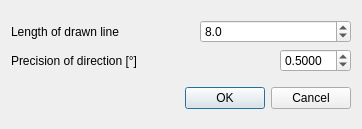
The window that ui/ui_place_direction.ui (3nids/intersectit) describes before a commit, drawn with Qt 5.
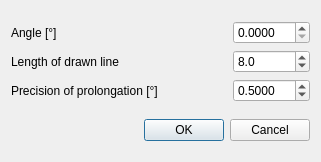
The same window after the commit.

Commit message: can specify angle of direction

```diff
--- a/ui/ui_place_direction.ui
+++ b/ui/ui_place_direction.ui
@@ -6,25 +6,25 @@
    <rect>
     <x>0</x>
     <y>0</y>
-    <width>362</width>
-    <height>129</height>
+    <width>321</width>
+    <height>162</height>
    </rect>
   </property>
   <property name="windowTitle">
    <string>Place direction</string>
   </property>
   <layout class="QGridLayout" name="gridLayout">
-   <item row="2" column="0" colspan="3">
+   <item row="4" column="0" colspan="3">
     <widget class="QLabel" name="label_4">
      <property name="enabled">
       <bool>true</bool>
      </property>
      <property name="text">
-      <string>Precision of direction [°]</string>
+      <string>Precision of prolongation [°]</string>
      </property>
     </widget>
    </item>
-   <item row="5" column="0">
+   <item row="7" column="0">
     <spacer name="verticalSpacer_2">
      <property name="orientation">
       <enum>Qt::Vertical</enum>
@@ -37,7 +37,7 @@
      </property>
     </spacer>
    </item>
-   <item row="4" column="0" colspan="5">
+   <item row="6" column="0" colspan="5">
     <widget class="QDialogButtonBox" name="buttonBox">
      <property name="orientation">
       <enum>Qt::Horizontal</enum>
@@ -47,27 +47,27 @@
      </property>
     </widget>
    </item>
-   <item row="1" column="0">
+   <item row="4" column="3">
+    <spacer name="horizontalSpacer_2">
+     <property name="orientation">
+      <enum>Qt::Horizontal</enum>
+     </property>
+     <property name="sizeHint" stdset="0">
+      <size>
+       <width>40</width>
+       <height>20</height>
+      </size>
+     </property>
+    </spacer>
+   </item>
+   <item row="3" column="0">
     <widget class="QLabel" name="label_8">
      <property name="text">
       <string>Length of drawn line</string>
      </property>
     </widget>
    </item>
-   <item row="2" column="3">
-    <spacer name="horizontalSpacer_2">
-     <property name="orientation">
-      <enum>Qt::Horizontal</enum>
-     </property>
-     <property name="sizeHint" stdset="0">
-      <size>
-       <width>40</width>
-       <height>20</height>
-      </size>
-     </property>
-    </spacer>
-   </item>
-   <item row="3" column="3">
+   <item row="5" column="3">
     <spacer name="verticalSpacer">
      <property name="orientation">
       <enum>Qt::Vertical</enum>
@@ -80,29 +80,6 @@
      </property>
     </spacer>
    </item>
-   <item row="1" column="1">
-    <spacer name="horizontalSpacer">
-     <property name="orientation">
-      <enum>Qt::Horizontal</enum>
-     </property>
-     <property name="sizeHint" stdset="0">
-      <size>
-       <width>40</width>
-       <height>20</height>
-      </size>
-     </property>
-    </spacer>
-   </item>
-   <item row="1" column="2" colspan="3">
-    <widget class="QDoubleSpinBox" name="length">
-     <property name="decimals">
-      <number>1</number>
-     </property>
-     <property name="value">
-      <double>8.000000000000000</double>
-     </property>
-    </widget>
-   </item>
    <item row="0" column="1">
     <spacer name="verticalSpacer_3">
      <property name="orientation">
@@ -116,7 +93,7 @@
      </property>
     </spacer>
    </item>
-   <item row="2" column="4">
+   <item row="4" column="4">
     <widget class="QDoubleSpinBox" name="precision">
      <property name="enabled">
       <bool>true</bool>
@@ -135,6 +112,33 @@
      </property>
     </widget>
    </item>
+   <item row="1" column="0">
+    <widget class="QLabel" name="label">
+     <property name="text">
+      <string>Angle [°]</string>
+     </property>
+    </widget>
+   </item>
+   <item row="3" column="4">
+    <widget class="QDoubleSpinBox" name="length">
+     <property name="decimals">
+      <number>1</number>
+     </property>
+     <property name="value">
+      <double>8.000000000000000</double>
+     </property>
+    </widget>
+   </item>
+   <item row="1" column="4">
+    <widget class="QDoubleSpinBox" name="observation">
+     <property name="decimals">
+      <number>4</number>
+     </property>
+     <property name="maximum">
+      <double>360.000000000000000</double>
+     </property>
+    </widget>
+   </item>
   </layout>
  </widget>
  <resources/>
```
The commit also changes 2 other files.
